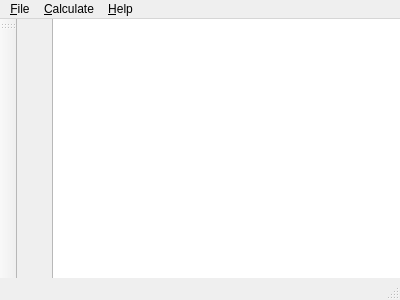
Old version of the form mainwindow.ui in the repository Slagee/ICP.
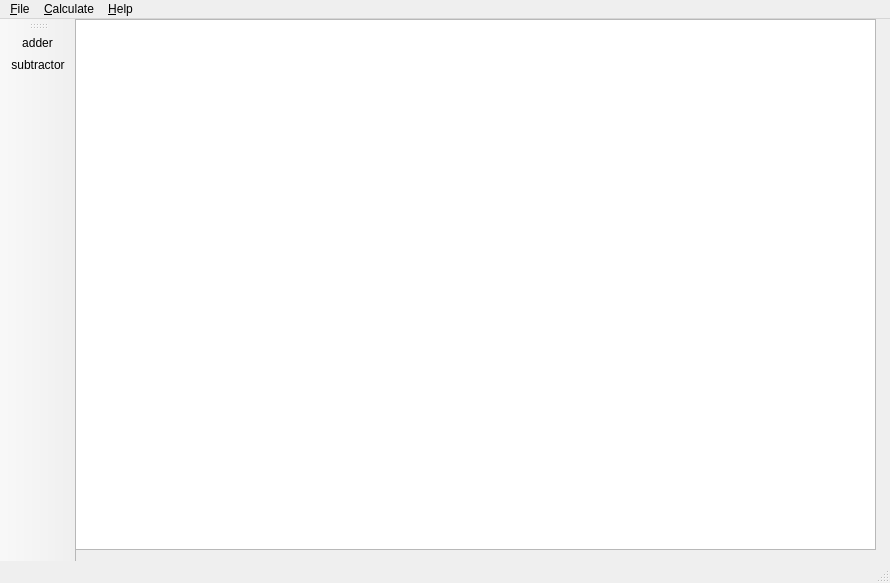
New version of the form.

```diff
--- a/mainwindow.ui
+++ b/mainwindow.ui
@@ -6,8 +6,8 @@
    <rect>
     <x>0</x>
     <y>0</y>
-    <width>400</width>
-    <height>300</height>
+    <width>890</width>
+    <height>583</height>
    </rect>
   </property>
   <property name="windowTitle">
@@ -20,12 +20,24 @@
    <widget class="QGraphicsView" name="graphicsView">
     <property name="geometry">
      <rect>
-      <x>35</x>
-      <y>-9</y>
-      <width>351</width>
-      <height>281</height>
+      <x>-1</x>
+      <y>0</y>
+      <width>801</width>
+      <height>531</height>
      </rect>
     </property>
+    <property name="minimumSize">
+     <size>
+      <width>0</width>
+      <height>531</height>
+     </size>
+    </property>
+    <property name="maximumSize">
+     <size>
+      <width>801</width>
+      <height>531</height>
+     </size>
+    </property>
    </widget>
   </widget>
   <widget class="QMenuBar" name="menuBar">
@@ -33,8 +45,8 @@
     <rect>
      <x>0</x>
      <y>0</y>
-     <width>400</width>
-     <height>22</height>
+     <width>890</width>
+     <height>25</height>
     </rect>
    </property>
    <widget class="QMenu" name="menu_File">
@@ -67,8 +79,10 @@
     <enum>LeftToolBarArea</enum>
    </attribute>
    <attribute name="toolBarBreak">
-    <bool>true</bool>
+    <bool>false</bool>
    </attribute>
+   <addaction name="actionadder"/>
+   <addaction name="actionsubtractor"/>
   </widget>
   <action name="action_Open">
    <property name="text">
@@ -80,6 +94,16 @@
     <string>&amp;Save</string>
    </property>
   </action>
+  <action name="actionadder">
+   <property name="text">
+    <string>adder</string>
+   </property>
+  </action>
+  <action name="actionsubtractor">
+   <property name="text">
+    <string>subtractor</string>
+   </property>
+  </action>
  </widget>
  <layoutdefault spacing="6" margin="11"/>
  <resources/>
```
